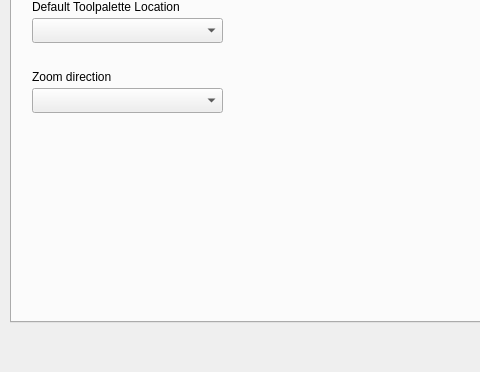
Before: the Qt Designer form src/dialogs/prefsdialog.ui in PhotoFlare/photoflare, drawn with Qt 5; both pictures show x 0 to 480 and y 118 to 490 of the 925 by 490 pixel window.
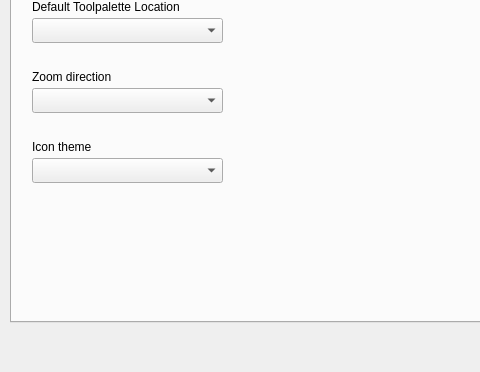
After: the same form once the commit is applied. The open tabs and pages were chosen to show the change.

Commit message: Fixes #494 added dark icon theme, settings and dark mode detection

```diff
--- a/src/dialogs/prefsdialog.ui
+++ b/src/dialogs/prefsdialog.ui
@@ -338,6 +338,29 @@
       </rect>
      </property>
     </widget>
+    <widget class="QLabel" name="labelIconTheme">
+     <property name="geometry">
+      <rect>
+       <x>20</x>
+       <y>210</y>
+       <width>191</width>
+       <height>17</height>
+      </rect>
+     </property>
+     <property name="text">
+      <string>Icon theme</string>
+     </property>
+    </widget>
+    <widget class="QComboBox" name="iconThemeCBox">
+     <property name="geometry">
+      <rect>
+       <x>20</x>
+       <y>230</y>
+       <width>191</width>
+       <height>25</height>
+      </rect>
+     </property>
+    </widget>
    </widget>
    <widget class="QWidget" name="tab_5">
     <attribute name="title">
```
The commit also changes 728 other files.
